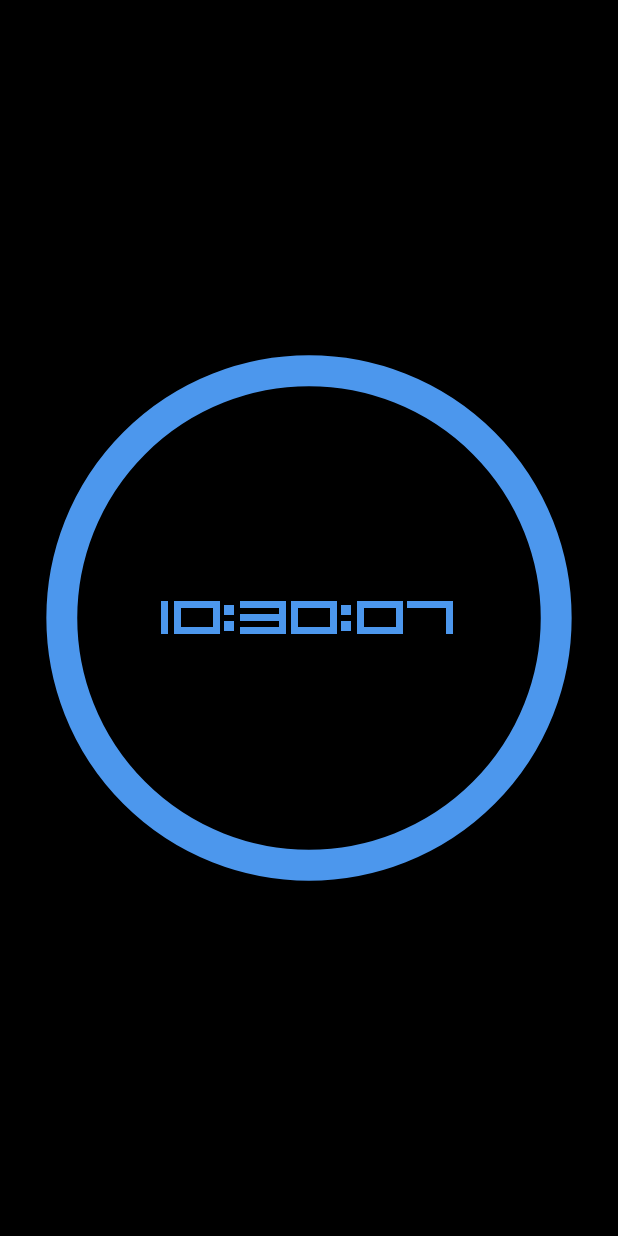
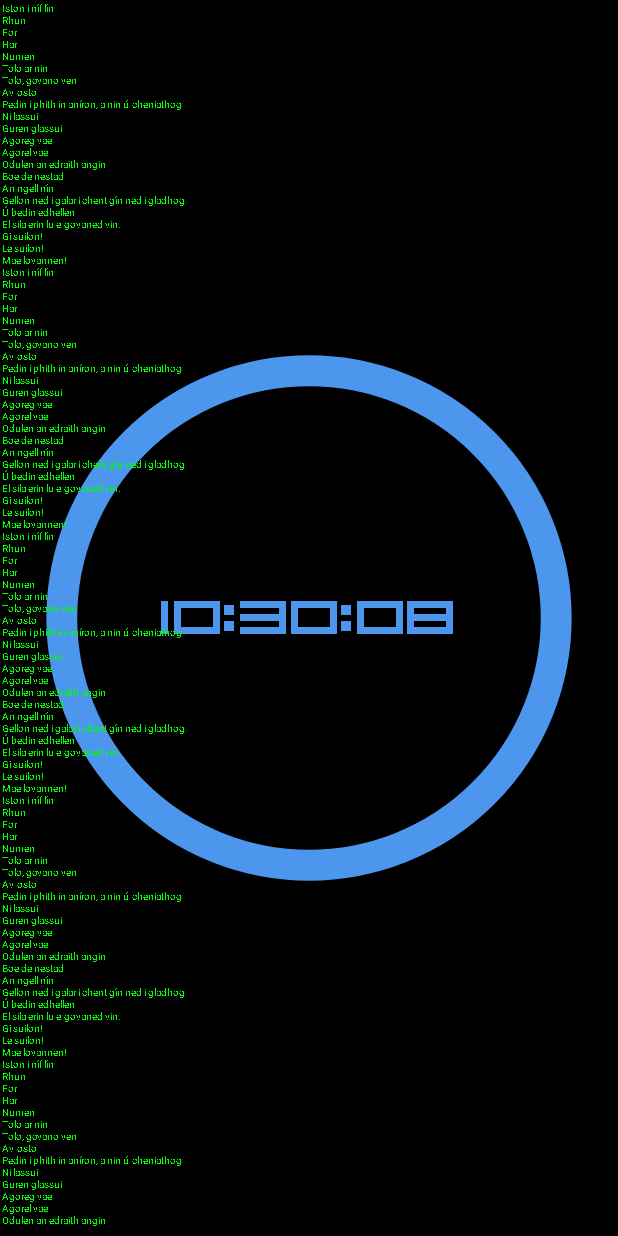
Before and after one commit to Lilichuan/TechStyleLiveWallpaper, an Android app: the screen it shows after launch (MainActivity), on a phone screen of 412 x 824 dp. Run offline under Robolectric (Android 15) with nearby library versions, the phone set to English and light mode, and no system bars.

```diff
--- a/app/src/main/java/com/wallpaper/tim/phoneinsidewallpaper/Draw/FakeTerminal.java
+++ b/app/src/main/java/com/wallpaper/tim/phoneinsidewallpaper/Draw/FakeTerminal.java
@@ -19,7 +19,7 @@ public class FakeTerminal {
 
     private Paint paint;
     private String[] texts;
-    private int lastShowTextPosition = 0;
+    private int lastShowTextPosition = -1;
     private static final float TEXT_SIZE = 10;
     private static final float SINGLE_LINE_MARGIN = 2;
     private List<SingleLine> lines;
@@ -90,10 +90,16 @@ public class FakeTerminal {
         }
     }
 
-    private void draw(Canvas canvas){
-        int h = canvas.getHeight();
-        int w = canvas.getWidth();
+    public void draw(Canvas canvas){
+        if(lastShowTextPosition < 0){
+            initLines(canvas.getHeight());
+        }else {
+            initForNewLine();
+        }
 
+        for (SingleLine line : lines){
+            canvas.drawText(line.getStr(), line.getX(), line.getY(), paint);
+        }
     }
 
     private class SingleLine{
--- a/app/src/main/java/com/wallpaper/tim/phoneinsidewallpaper/Draw/WallPaperCreator.java
+++ b/app/src/main/java/com/wallpaper/tim/phoneinsidewallpaper/Draw/WallPaperCreator.java
@@ -22,6 +22,7 @@ public class WallPaperCreator {
     private Paint textPaint, bigCirclePaint, bigCircleBatteryPaint;
     private DrawSecondTool drawSecondTool;
     private BatteryTool batteryTool;
+    private FakeTerminal fakeTerminal;
     private float textH, splitCircleH;
 
 
@@ -49,6 +50,7 @@ public class WallPaperCreator {
 
         drawSecondTool = new DrawSecondTool(secondSplit, color, setting.getFadeColor());
         batteryTool = new BatteryTool(context);
+        fakeTerminal = new FakeTerminal(context, "#00ff00");
     }
 
 
@@ -95,6 +97,8 @@ public class WallPaperCreator {
                 drawSecondTool.setRectF(rectF);
                 drawSecondTool.drawCanvas(canvas);
             }
+
+            fakeTerminal.draw(canvas);
             canvas.save();
         }
 
--- a/app/src/main/res/values/fake_terminal_str.xml
+++ b/app/src/main/res/values/fake_terminal_str.xml
@@ -1,6 +1,27 @@
 <?xml version="1.0" encoding="utf-8"?>
 <resources>
     <array name="fake_terminal_str">
-
+        <item>El sila erin lu e-govaned vin.</item>
+        <item>Gi suilon!</item>
+        <item>Le suilon!</item>
+        <item>Mae lovannen!</item>
+        <item>Iston i nîf lîn</item>
+        <item>Rhun</item>
+        <item>For</item>
+        <item>Har</item>
+        <item>Numen</item>
+        <item>Tolo ar nin</item>
+        <item>Tolo, govano ven</item>
+        <item>Av-osto</item>
+        <item>Pedin i phith in aníron, a nin ú-cheniathog</item>
+        <item>Ni lassui</item>
+        <item>Guren glassui</item>
+        <item>Agoreg vae</item>
+        <item>Agorel vae</item>
+        <item>Odulen an edraith angin</item>
+        <item>Boe de nestad</item>
+        <item>An ngell nîn</item>
+        <item>Gellon ned i galar i chent gîn ned i gladhog</item>
+        <item>Ú-bedin edhellen</item>
     </array>
 </resources>
```
